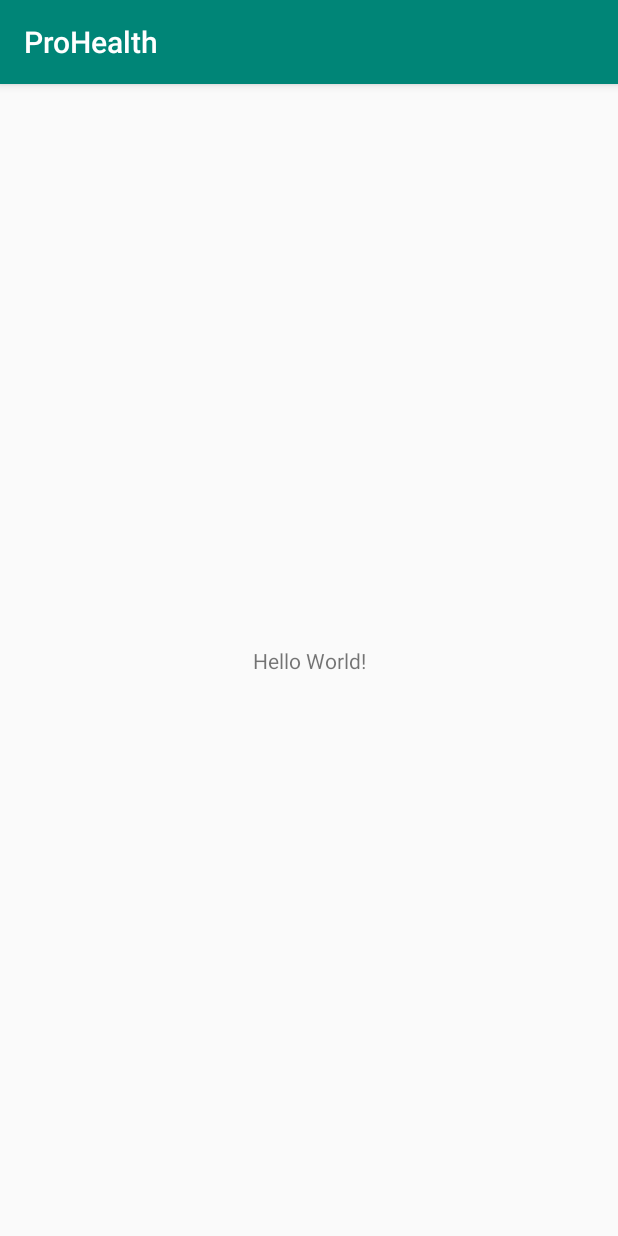
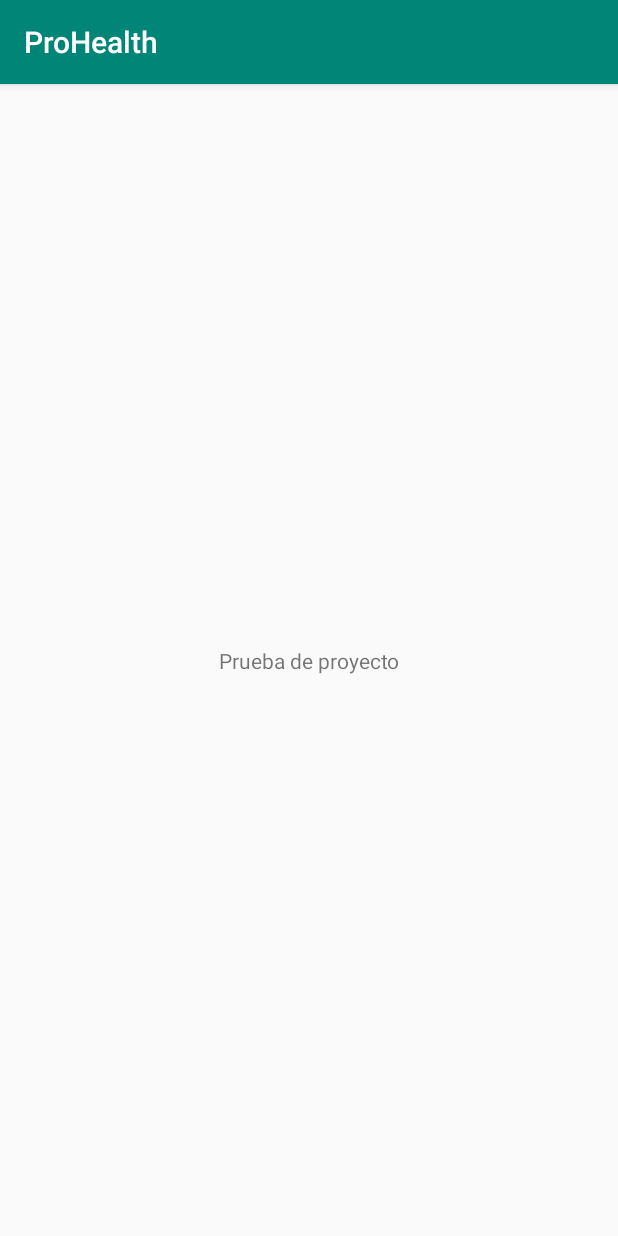
Before and after one commit to JuanDQT/ProHealth, an Android app: the screen it shows after launch (MainActivity), on a phone screen of 412 x 824 dp. Run offline under Robolectric (Android 15) with nearby library versions, the phone set to English and light mode, and no system bars.

Commit message:
firs tcommit

```diff
--- a/app/src/main/java/com/juan/prohealth/MainActivity.kt
+++ b/app/src/main/java/com/juan/prohealth/MainActivity.kt
@@ -2,11 +2,14 @@ package com.juan.prohealth
 
 import androidx.appcompat.app.AppCompatActivity
 import android.os.Bundle
+import kotlinx.android.synthetic.main.activity_main.*
 
 class MainActivity : AppCompatActivity() {
 
     override fun onCreate(savedInstanceState: Bundle?) {
         super.onCreate(savedInstanceState)
         setContentView(R.layout.activity_main)
+
+        tvInit.text = "Prueba de proyecto"
     }
 }
--- a/app/src/main/res/layout/activity_main.xml
+++ b/app/src/main/res/layout/activity_main.xml
@@ -7,6 +7,7 @@
     tools:context=".MainActivity">
 
     <TextView
+        android:id="@+id/tvInit"
         android:layout_width="wrap_content"
         android:layout_height="wrap_content"
         android:text="Hello World!"
```
Also changed, not shown: 1 other file.
